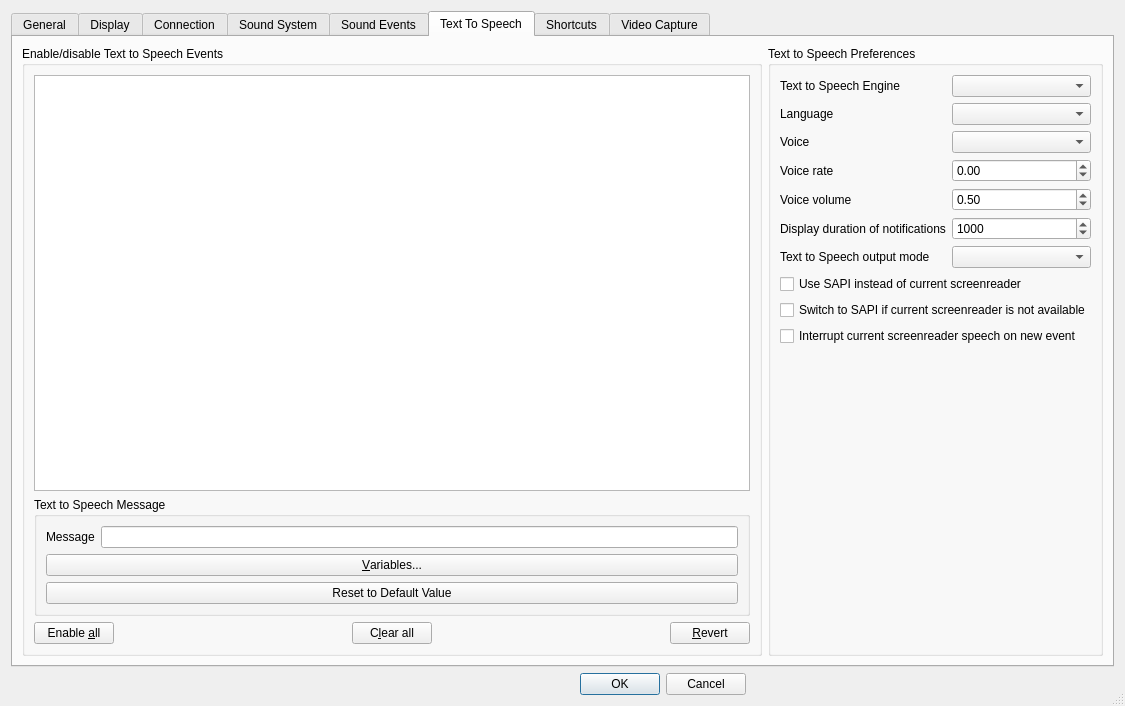
The window that Client/qtTeamTalk/preferences.ui (BearWare/TeamTalk5) describes before a commit, drawn with Qt 5.
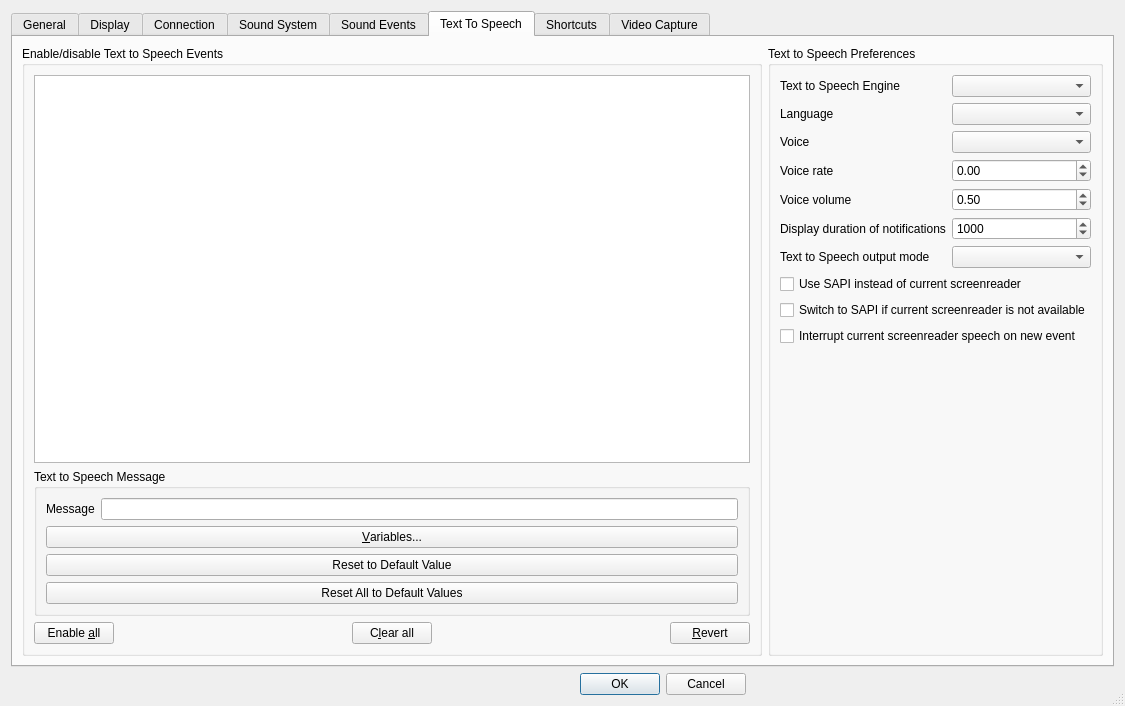
The same window after the commit. The open tabs and pages were chosen to show the change. Icons and pictures are not drawn. Custom widgets are drawn as their Qt base class.

Commit message: Ability to restore all custom TTS and status bar events to default values

The edit to the form file:
```diff
--- a/Client/qtTeamTalk/preferences.ui
+++ b/Client/qtTeamTalk/preferences.ui
@@ -1631,6 +1631,13 @@
                </property>
               </widget>
              </item>
+             <item>
+              <widget class="QPushButton" name="TTSDefValAllButton">
+               <property name="text">
+                <string>Reset All to Default Values</string>
+               </property>
+              </widget>
+             </item>
             </layout>
            </widget>
           </item>
```
The commit also changes 6 other files.
